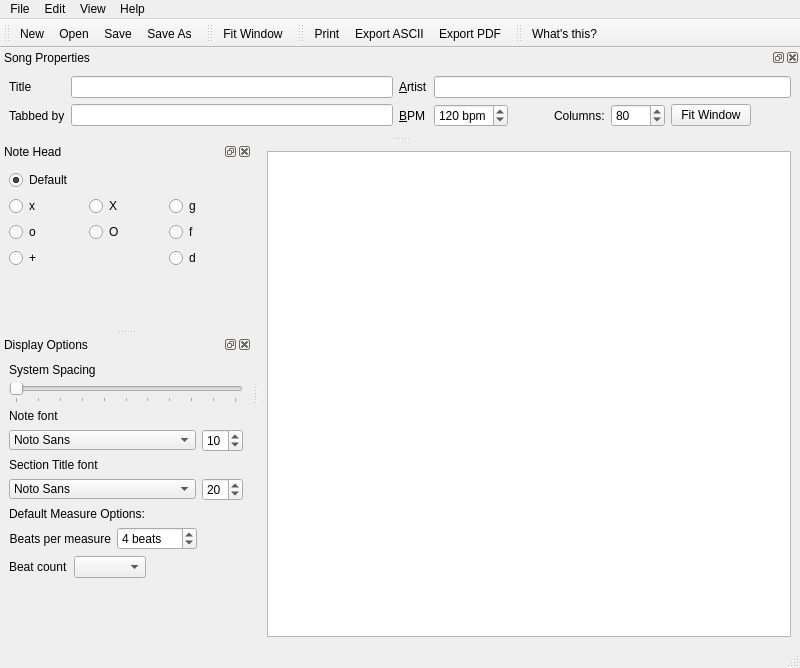
Above: src/GUI/drumburp.ui from Whatang/DrumBurp before the change. Below: the same form after it.
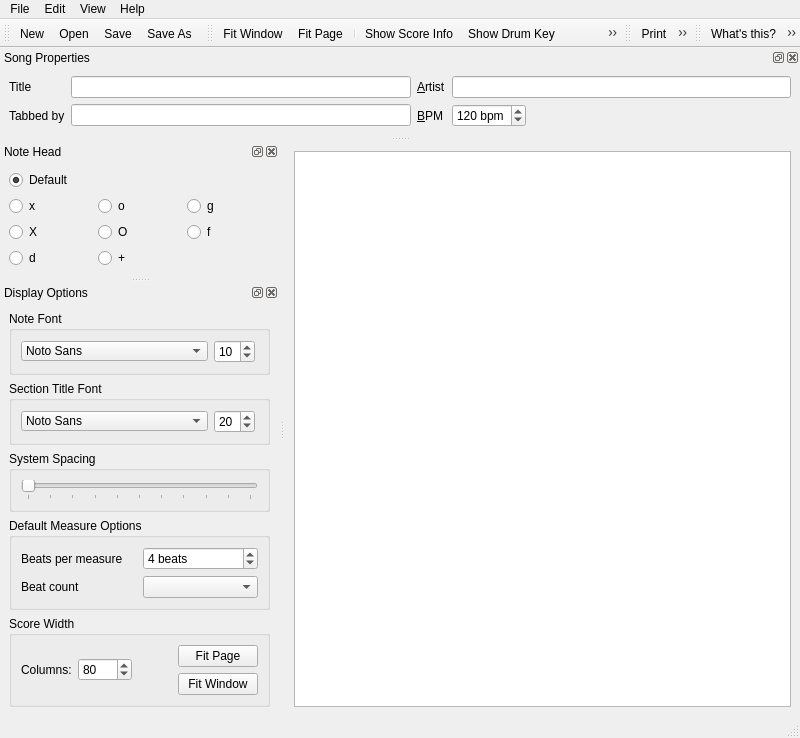
That is the form after the change. Icons and pictures are not drawn. Custom widgets are drawn as their Qt base class.

Commit message: Added toggle actions & icons to GUI. Made note size affect display spacing.

What changed in the file:
```diff
--- a/src/GUI/drumburp.ui
+++ b/src/GUI/drumburp.ui
@@ -115,7 +115,7 @@
     </widget>
     <widget class="QMenu" name="menuShowToolBars">
      <property name="title">
-      <string>Show Tool Bars...</string>
+      <string>Tool Bars...</string>
      </property>
      <addaction name="actionFileToolbarIsVisible"/>
      <addaction name="actionDisplayToolBarIsVisible"/>
@@ -123,6 +123,13 @@
      <addaction name="actionHelpToolBarIsVisible"/>
     </widget>
     <addaction name="actionFitInWindow"/>
+    <addaction name="actionFitPage"/>
+    <addaction name="separator"/>
+    <addaction name="actionShowScoreInfo"/>
+    <addaction name="actionShowDrumKey"/>
+    <addaction name="actionShowEmptyLines"/>
+    <addaction name="actionShowBeatCount"/>
+    <addaction name="separator"/>
     <addaction name="menuShow"/>
     <addaction name="menuShowToolBars"/>
    </widget>
@@ -138,7 +145,7 @@
      <string>Help</string>
     </property>
     <addaction name="actionWhatsThis"/>
-    <addaction name="actionAbout_DrumBurp"/>
+    <addaction name="actionAboutDrumBurp"/>
    </widget>
    <addaction name="menuFile"/>
    <addaction name="menuEdit"/>
@@ -177,6 +184,12 @@
    <addaction name="actionSaveAs"/>
   </widget>
   <widget class="QDockWidget" name="noteHeadDock">
+   <property name="sizePolicy">
+    <sizepolicy hsizetype="MinimumExpanding" vsizetype="Preferred">
+     <horstretch>0</horstretch>
+     <verstretch>0</verstretch>
+    </sizepolicy>
+   </property>
    <property name="toolTip">
     <string>Select the note head</string>
    </property>
@@ -226,22 +239,6 @@
        </property>
       </spacer>
      </item>
-     <item row="3" column="1">
-      <widget class="RadioButtonTeller" name="bigXNoteHeadButton">
-       <property name="toolTip">
-        <string>X note head</string>
-       </property>
-       <property name="statusTip">
-        <string>Use &quot;X&quot; as the note head</string>
-       </property>
-       <property name="text">
-        <string>X</string>
-       </property>
-       <property name="buttonValue" stdset="0">
-        <string>X</string>
-       </property>
-      </widget>
-     </item>
      <item row="3" column="0">
       <widget class="RadioButtonTeller" name="xNoteHeadButton">
        <property name="toolTip">
@@ -274,22 +271,6 @@
        </property>
       </widget>
      </item>
-     <item row="5" column="0">
-      <widget class="RadioButtonTeller" name="oNoteHeadButton">
-       <property name="toolTip">
-        <string>o note head</string>
-       </property>
-       <property name="statusTip">
-        <string>Use &quot;o&quot; as the note head</string>
-       </property>
-       <property name="text">
-        <string>o</string>
-       </property>
-       <property name="buttonValue" stdset="0">
-        <string>o</string>
-       </property>
-      </widget>
-     </item>
      <item row="3" column="2">
       <widget class="RadioButtonTeller" name="gNoteHeadButton">
        <property name="toolTip">
@@ -313,7 +294,39 @@
        </property>
       </widget>
      </item>
-     <item row="6" column="0">
+     <item row="5" column="0">
+      <widget class="RadioButtonTeller" name="bigXNoteHeadButton">
+       <property name="toolTip">
+        <string>X note head</string>
+       </property>
+       <property name="statusTip">
+        <string>Use &quot;X&quot; as the note head</string>
+       </property>
+       <property name="text">
+        <string>X</string>
+       </property>
+       <property name="buttonValue" stdset="0">
+        <string>X</string>
+       </property>
+      </widget>
+     </item>
+     <item row="3" column="1">
+      <widget class="RadioButtonTeller" name="oNoteHeadButton">
+       <property name="toolTip">
+        <string>o note head</string>
+       </property>
+       <property name="statusTip">
+        <string>Use &quot;o&quot; as the note head</string>
+       </property>
+       <property name="text">
+        <string>o</string>
+       </property>
+       <property name="buttonValue" stdset="0">
+        <string>o</string>
+       </property>
+      </widget>
+     </item>
+     <item row="6" column="1">
       <widget class="RadioButtonTeller" name="plusNoteHeadButton">
        <property name="toolTip">
         <string>+ note head</string>
@@ -329,7 +342,7 @@
        </property>
       </widget>
      </item>
-     <item row="6" column="2">
+     <item row="6" column="0">
       <widget class="RadioButtonTeller" name="dragNoteTeller">
        <property name="text">
         <string>d</string>
@@ -339,310 +352,74 @@
     </layout>
    </widget>
   </widget>
-  <widget class="QDockWidget" name="diplayOptionsDock">
-   <property name="toolTip">
-    <string>Display Options</string>
+  <widget class="QToolBar" name="displayToolBar">
+   <property name="windowTitle">
+    <string>Display</string>
    </property>
-   <property name="statusTip">
-    <string>Options affecting how the Score is displayed</string>
-   </property>
-   <property name="features">
-    <set>QDockWidget::AllDockWidgetFeatures</set>
+   <property name="movable">
+    <bool>true</bool>
    </property>
    <property name="allowedAreas">
-    <set>Qt::LeftDockWidgetArea|Qt::RightDockWidgetArea</set>
+    <set>Qt::TopToolBarArea</set>
    </property>
+   <property name="iconSize">
+    <size>
+     <width>32</width>
+     <height>32</height>
+    </size>
+   </property>
+   <attribute name="toolBarArea">
+    <enum>TopToolBarArea</enum>
+   </attribute>
+   <attribute name="toolBarBreak">
+    <bool>false</bool>
+   </attribute>
+   <addaction name="actionFitInWindow"/>
+   <addaction name="actionFitPage"/>
+   <addaction name="separator"/>
+   <addaction name="actionShowScoreInfo"/>
+   <addaction name="actionShowDrumKey"/>
+   <addaction name="actionShowEmptyLines"/>
+   <addaction name="actionShowBeatCount"/>
+  </widget>
+  <widget class="QToolBar" name="exportToolBar">
    <property name="windowTitle">
-    <string>Display Options</string>
+    <string>Print &amp;&amp; Export</string>
    </property>
-   <attribute name="dockWidgetArea">
-    <number>1</number>
+   <property name="iconSize">
+    <size>
+     <width>32</width>
+     <height>32</height>
+    </size>
+   </property>
+   <attribute name="toolBarArea">
+    <enum>TopToolBarArea</enum>
    </attribute>
-   <widget class="QWidget" name="dockWidgetContents_2">
-    <layout class="QVBoxLayout" name="verticalLayout">
-     <item>
-      <widget class="QLabel" name="label_2">
-       <property name="toolTip">
-        <string/>
-       </property>
-       <property name="statusTip">
-        <string/>
-       </property>
-       <property name="text">
-        <string>System Spacing</string>
-       </property>
-       <property name="buddy">
-        <cstring>lineSpaceSlider</cstring>
-       </property>
-      </widget>
-     </item>
-     <item>
-      <widget class="QSlider" name="lineSpaceSlider">
-       <property name="sizePolicy">
-        <sizepolicy hsizetype="Minimum" vsizetype="Fixed">
-         <horstretch>0</horstretch>
-         <verstretch>0</verstretch>
-        </sizepolicy>
-       </property>
-       <property name="toolTip">
-        <string>Inter-system distance</string>
-       </property>
-       <property name="statusTip">
-        <string>The distance between each system in the Score</string>
-       </property>
-       <property name="maximum">
-        <number>100</number>
-       </property>
-       <property name="tracking">
-        <bool>false</bool>
-       </property>
-       <property name="orientation">
-        <enum>Qt::Horizontal</enum>
-       </property>
-       <property name="tickPosition">
-        <enum>QSlider::TicksBelow</enum>
-       </property>
-      </widget>
-     </item>
-     <item>
-      <widget class="QLabel" name="widthLabel">
-       <property name="text">
-        <string>Note font</string>
-       </property>
-       <property name="buddy">
-        <cstring>fontComboBox</cstring>
-       </property>
-      </widget>
-     </item>
-     <item>
-      <layout class="QHBoxLayout" name="horizontalLayout_5">
-       <item>
-        <widget class="QFontComboBox" name="fontComboBox">
-         <property name="enabled">
-          <bool>true</bool>
-         </property>
-         <property name="sizePolicy">
-          <sizepolicy hsizetype="MinimumExpanding" vsizetype="Fixed">
-           <horstretch>0</horstretch>
-           <verstretch>0</verstretch>
-          </sizepolicy>
-         </property>
-         <property name="minimumSize">
-          <size>
-           <width>100</width>
-           <height>20</height>
-          </size>
-         </property>
-         <property name="maximumSize">
-          <size>
-           <width>187</width>
-           <height>20</height>
-          </size>
-         </property>
-         <property name="statusTip">
-          <string>The font used to display notes in the Score</string>
-         </property>
-         <property name="editable">
-          <bool>false</bool>
-         </property>
-         <property name="maxVisibleItems">
-          <number>20</number>
-         </property>
-         <property name="fontFilters">
-          <set>QFontComboBox::ScalableFonts</set>
-         </property>
-         <property name="currentFont">
-          <font>
-           <family>BatangChe</family>
-           <pointsize>10</pointsize>
-          </font>
-         </property>
-        </widget>
-       </item>
-       <item>
-        <widget class="QSpinBox" name="noteSizeSpinBox">
-         <property name="minimum">
-          <number>6</number>
-         </property>
-         <property name="maximum">
-          <number>30</number>
-         </property>
-         <property name="value">
-          <number>10</number>
-         </property>
-        </widget>
-       </item>
-      </layout>
-     </item>
-     <item>
-      <widget class="QLabel" name="label_7">
-       <property name="text">
-        <string>Section Title font</string>
-       </property>
-      </widget>
-     </item>
-     <item>
-      <layout class="QHBoxLayout" name="horizontalLayout_4">
-       <item>
-        <widget class="QFontComboBox" name="sectionFontCombo">
-         <property name="enabled">
-          <bool>true</bool>
-         </property>
-         <property name="sizePolicy">
-          <sizepolicy hsizetype="MinimumExpanding" vsizetype="Fixed">
-           <horstretch>0</horstretch>
-           <verstretch>0</verstretch>
-          </sizepolicy>
-         </property>
-         <property name="minimumSize">
-          <size>
-           <width>100</width>
-           <height>20</height>
-          </size>
-         </property>
-         <property name="maximumSize">
-          <size>
-           <width>187</width>
-           <height>20</height>
-          </size>
-         </property>
-         <property name="statusTip">
-          <string>The font used to display notes in the Score</string>
-         </property>
-         <property name="editable">
-          <bool>false</bool>
-         </property>
-         <property name="maxVisibleItems">
-          <number>20</number>
-         </property>
-         <property name="fontFilters">
-          <set>QFontComboBox::ScalableFonts</set>
-         </property>
-         <property name="currentFont">
-          <font>
-           <family>BatangChe</family>
-           <pointsize>10</pointsize>
-          </font>
-         </property>
-        </widget>
-       </item>
-       <item>
-        <widget class="QSpinBox" name="sectionFontSizeSpinbox">
-         <property name="minimum">
-          <number>8</number>
-         </property>
-         <property name="maximum">
-          <number>48</number>
-         </property>
-         <property name="value">
-          <number>20</number>
-         </property>
-        </widget>
-       </item>
-      </layout>
-     </item>
-     <item>
-      <widget class="QLabel" name="label_6">
-       <property name="text">
-        <string>Default Measure Options:</string>
-       </property>
-      </widget>
-     </item>
-     <item>
-      <layout class="QHBoxLayout" name="horizontalLayout">
-       <item>
-        <widget class="QLabel" name="label_4">
-         <property name="text">
-          <string>Beats per measure</string>
-         </property>
-         <property name="alignment">
-          <set>Qt::AlignRight|Qt::AlignTrailing|Qt::AlignVCenter</set>
-         </property>
-        </widget>
-       </item>
-       <item>
-        <widget class="QSpinBox" name="beatsSpinBox">
-         <property name="toolTip">
-          <string>Default Measure Width</string>
-         </property>
-         <property name="statusTip">
-          <string>The number of ticks in default measures added to the Score</string>
-         </property>
-         <property name="suffix">
-          <string> beats</string>
-         </property>
-         <property name="minimum">
-          <number>1</number>
-         </property>
-         <property name="maximum">
-          <number>256</number>
-         </property>
-         <property name="value">
-          <number>4</number>
-         </property>
-        </widget>
-       </item>
-       <item>
-        <spacer name="horizontalSpacer_2">
-         <property name="orientation">
-          <enum>Qt::Horizontal</enum>
-         </property>
-         <property name="sizeHint" stdset="0">
-          <size>
-           <width>40</width>
-           <height>20</height>
-          </size>
-         </property>
-        </spacer>
-       </item>
-      </layout>
-     </item>
-     <item>
-      <layout class="QHBoxLayout" name="horizontalLayout_3">
-       <item>
-        <widget class="QLabel" name="label_5">
-         <property name="text">
-          <string>Beat count</string>
-         </property>
-        </widget>
-       </item>
-       <item>
-        <widget class="QComboBox" name="beatCountComboBox">
-         <property name="maxCount">
-          <number>20</number>
-         </property>
-        </widget>
-       </item>
-       <item>
-        <spacer name="horizontalSpacer_3">
-         <property name="orientation">
-          <enum>Qt::Horizontal</enum>
-         </property>
-         <property name="sizeHint" stdset="0">
-          <size>
-           <width>0</width>
-           <height>0</height>
-          </size>
-         </property>
-        </spacer>
-       </item>
-      </layout>
-     </item>
-     <item>
-      <spacer name="verticalSpacer_2">
-       <property name="orientation">
-        <enum>Qt::Vertical</enum>
-       </property>
-       <property name="sizeHint" stdset="0">
-        <size>
-         <width>20</width>
-         <height>40</height>
-        </size>
-       </property>
-      </spacer>
-     </item>
-    </layout>
-   </widget>
+   <attribute name="toolBarBreak">
+    <bool>false</bool>
+   </attribute>
+   <addaction name="actionPrint"/>
+   <addaction name="actionExportASCII"/>
+   <addaction name="actionExportPDF"/>
+  </widget>
+  <widget class="QToolBar" name="helpToolBar">
+   <property name="windowTitle">
+    <string>Help</string>
+   </property>
+   <property name="iconSize">
+    <size>
+     <width>32</width>
+     <height>32</height>
+    </size>
+   </property>
+   <attribute name="toolBarArea">
+    <enum>TopToolBarArea</enum>
+   </attribute>
+   <attribute name="toolBarBreak">
+    <bool>false</bool>
+   </attribute>
+   <addaction name="actionWhatsThis"/>
+   <addaction name="actionAboutDrumBurp"/>
   </widget>
   <widget class="QDockWidget" name="songPropertiesDock">
    <property name="toolTip">
@@ -651,6 +428,9 @@
    <property name="statusTip">
     <string>Information about the Score</string>
    </property>
+   <property name="floating">
+    <bool>false</bool>
+   </property>
    <property name="features">
     <set>QDockWidget::AllDockWidgetFeatures</set>
    </property>
@@ -685,122 +465,6 @@
        </property>
       </widget>
      </item>
-     <item row="3" column="2">
-      <widget class="QLabel" name="bpmLabel">
-       <property name="text">
-        <string>&amp;BPM</string>
-       </property>
-       <property name="buddy">
-        <cstring>bpmSpinBox</cstring>
-       </property>
-      </widget>
-     </item>
-     <item row="3" column="3">
-      <layout class="QHBoxLayout" name="horizontalLayout_2">
-       <item>
-        <widget class="QSpinBox" name="bpmSpinBox">
-         <property name="sizePolicy">
-          <sizepolicy hsizetype="Fixed" vsizetype="Fixed">
-           <horstretch>0</horstretch>
-           <verstretch>0</verstretch>
-          </sizepolicy>
-         </property>
-         <property name="toolTip">
-          <string>BPM</string>
-         </property>
-         <property name="statusTip">
-          <string>Beats per minute</string>
-         </property>
-         <property name="frame">
-          <bool>true</bool>
-         </property>
-         <property name="suffix">
-          <string> bpm</string>
-         </property>
-         <property name="maximum">
-          <number>300</number>
-         </property>
-         <property name="value">
-          <number>120</number>
-         </property>
-        </widget>
-       </item>
-       <item>
-        <spacer name="horizontalSpacer">
-         <property name="orientation">
-          <enum>Qt::Horizontal</enum>
-         </property>
-         <property name="sizeHint" stdset="0">
-          <size>
-           <width>40</width>
-           <height>20</height>
-          </size>
-         </property>
-        </spacer>
-       </item>
-       <item>
-        <widget class="QLabel" name="label_3">
-         <property name="text">
-          <string>Columns:</string>
-         </property>
-         <property name="buddy">
-          <cstring>widthSpinBox</cstring>
-         </property>
-        </widget>
-       </item>
-       <item>
-        <widget class="QSpinBox" name="widthSpinBox">
-         <property name="toolTip">
-          <string>Score width</string>
-         </property>
-         <property name="statusTip">
-          <string>The number of columns to display the Score on</string>
-         </property>
-         <property name="minimum">
-          <number>10</number>
-         </property>
-         <property name="maximum">
-          <number>1000</number>
-         </property>
-         <property name="value">
-          <number>80</number>
-         </property>
-        </widget>
-       </item>
-       <item>
-        <widget class="QPushButton" name="fitWindowButton">
-         <property name="sizePolicy">
-          <sizepolicy hsizetype="Fixed" vsizetype="Fixed">
-           <horstretch>0</horstretch>
-           <verstretch>0</verstretch>
-          </sizepolicy>
-         </property>
-         <property name="toolTip">
-          <string>Fit Score In Window</string>
-         </property>
-         <property name="statusTip">
-          <string>Attempt to make the score as wide as possible within the current window.</string>
-         </property>
-         <property name="text">
-          <string>Fit Window</string>
-         </property>
-        </widget>
-       </item>
-       <item>
-        <spacer name="horizontalSpacer_4">
-         <property name="orientation">
-          <enum>Qt::Horizontal</enum>
-         </property>
-         <property name="sizeHint" stdset="0">
-          <size>
-           <width>40</width>
-           <height>20</height>
-          </size>
-         </property>
-        </spacer>
-       </item>
-      </layout>
-     </item>
      <item row="3" column="1">
       <widget class="QLineEdit" name="tabberEdit">
        <property name="toolTip">
@@ -844,52 +508,473 @@
        </property>
       </widget>
      </item>
+     <item row="3" column="2">
+      <widget class="QLabel" name="bpmLabel">
+       <property name="text">
+        <string>&amp;BPM</string>
+       </property>
+       <property name="buddy">
+        <cstring>bpmSpinBox</cstring>
+       </property>
+      </widget>
+     </item>
+     <item row="3" column="3">
+      <layout class="QHBoxLayout" name="horizontalLayout_6">
+       <item>
+        <widget class="QSpinBox" name="bpmSpinBox">
+         <property name="sizePolicy">
+          <sizepolicy hsizetype="Fixed" vsizetype="Fixed">
+           <horstretch>0</horstretch>
+           <verstretch>0</verstretch>
+          </sizepolicy>
+         </property>
+         <property name="toolTip">
+          <string>BPM</string>
+         </property>
+         <property name="statusTip">
+          <string>Beats per minute</string>
+         </property>
+         <property name="frame">
+          <bool>true</bool>
+         </property>
+         <property name="suffix">
+          <string> bpm</string>
+         </property>
+         <property name="maximum">
+          <number>300</number>
+         </property>
+         <property name="value">
+          <number>120</number>
+         </property>
+        </widget>
+       </item>
+       <item>
+        <spacer name="horizontalSpacer">
+         <property name="orientation">
+          <enum>Qt::Horizontal</enum>
+         </property>
+         <property name="sizeHint" stdset="0">
+          <size>
+           <width>40</width>
+           <height>20</height>
+          </size>
+         </property>
+        </spacer>
+       </item>
+      </layout>
+     </item>
     </layout>
    </widget>
   </widget>
-  <widget class="QToolBar" name="displayToolBar">
-   <property name="windowTitle">
-    <string>Display</string>
+  <widget class="QDockWidget" name="diplayOptionsDock">
+   <property name="sizePolicy">
+    <sizepolicy hsizetype="MinimumExpanding" vsizetype="Preferred">
+     <horstretch>0</horstretch>
+     <verstretch>0</verstretch>
+    </sizepolicy>
    </property>
-   <property name="movable">
-    <bool>true</bool>
+   <property name="toolTip">
+    <string>Display Options</string>
+   </property>
+   <property name="statusTip">
+    <string>Options affecting how the Score is displayed</string>
+   </property>
+   <property name="features">
+    <set>QDockWidget::AllDockWidgetFeatures</set>
    </property>
    <property name="allowedAreas">
-    <set>Qt::TopToolBarArea</set>
+    <set>Qt::LeftDockWidgetArea|Qt::RightDockWidgetArea</set>
    </property>
-   <attribute name="toolBarArea">
-    <enum>TopToolBarArea</enum>
-   </attribute>
-   <attribute name="toolBarBreak">
-    <bool>false</bool>
-   </attribute>
-   <addaction name="actionFitInWindow"/>
-  </widget>
-  <widget class="QToolBar" name="exportToolBar">
    <property name="windowTitle">
-    <string>Print &amp;&amp; Export</string>
+    <string>Display Options</string>
    </property>
-   <attribute name="toolBarArea">
-    <enum>TopToolBarArea</enum>
+   <attribute name="dockWidgetArea">
+    <number>1</number>
    </attribute>
-   <attribute name="toolBarBreak">
-    <bool>false</bool>
-   </attribute>
-   <addaction name="actionPrint"/>
-   <addaction name="actionExportASCII"/>
-   <addaction name="actionExportPDF"/>
-  </widget>
-  <widget class="QToolBar" name="helpToolBar">
-   <property name="windowTitle">
-    <string>Help</string>
-   </property>
-   <attribute name="toolBarArea">
-    <enum>TopToolBarArea</enum>
-   </attribute>
-   <attribute name="toolBarBreak">
-    <bool>false</bool>
-   </attribute>
-   <addaction name="actionWhatsThis"/>
+   <widget class="QWidget" name="dockWidgetContents_2">
+    <layout class="QVBoxLayout" name="verticalLayout">
+     <item>
+      <widget class="QGroupBox" name="groupBox_4">
+       <property name="title">
+        <string>Note Font</string>
+       </property>
+       <layout class="QHBoxLayout" name="horizontalLayout_3">
+        <item>
+         <widget class="QFontComboBox" name="fontComboBox">
+          <property name="enabled">
+           <bool>true</bool>
+          </property>
+          <property name="sizePolicy">
+           <sizepolicy hsizetype="MinimumExpanding" vsizetype="Fixed">
+            <horstretch>0</horstretch>
+            <verstretch>0</verstretch>
+           </sizepolicy>
+          </property>
+          <property name="minimumSize">
+           <size>
+            <width>60</width>
+            <height>20</height>
+           </size>
+          </property>
+          <property name="maximumSize">
+           <size>
+            <width>187</width>
+            <height>20</height>
+           </size>
+          </property>
+          <property name="statusTip">
+           <string>The font used to display notes in the Score</string>
+          </property>
+          <property name="editable">
+           <bool>false</bool>
+          </property>
+          <property name="maxVisibleItems">
+           <number>20</number>
+          </property>
+          <property name="fontFilters">
+           <set>QFontComboBox::ScalableFonts</set>
+          </property>
+          <property name="currentFont">
+           <font>
+            <family>BatangChe</family>
+            <pointsize>10</pointsize>
+           </font>
+          </property>
+         </widget>
+        </item>
+        <item>
+         <widget class="QSpinBox" name="noteSizeSpinBox">
+          <property name="statusTip">
+           <string>Size of notes.</string>
+          </property>
+          <property name="minimum">
+           <number>6</number>
+          </property>
+          <property name="maximum">
+           <number>30</number>
+          </property>
+          <property name="value">
+           <number>10</number>
+          </property>
+         </widget>
+        </item>
+        <item>
+         <spacer name="horizontalSpacer_3">
+          <property name="orientation">
+           <enum>Qt::Horizontal</enum>
+          </property>
+          <property name="sizeHint" stdset="0">
+           <size>
+            <width>0</width>
+            <height>20</height>
+           </size>
+          </property>
+         </spacer>
+        </item>
+       </layout>
+      </widget>
+     </item>
+     <item>
+      <widget class="QGroupBox" name="groupBox_5">
+       <property name="title">
+        <string>Section Title Font</string>
+       </property>
+       <layout class="QHBoxLayout" name="horizontalLayout_5">
+        <item>
+         <widget class="QFontComboBox" name="sectionFontCombo">
+          <property name="enabled">
+           <bool>true</bool>
+          </property>
+          <property name="sizePolicy">
+           <sizepolicy hsizetype="MinimumExpanding" vsizetype="Fixed">
+            <horstretch>0</horstretch>
+            <verstretch>0</verstretch>
+           </sizepolicy>
+          </property>
+          <property name="minimumSize">
+           <size>
+            <width>60</width>
+            <height>20</height>
+           </size>
+          </property>
+          <property name="maximumSize">
+           <size>
+            <width>187</width>
+            <height>20</height>
+           </size>
+          </property>
+          <property name="statusTip">
+           <string>The font used to display section titles in the Score</string>
+          </property>
+          <property name="editable">
+           <bool>false</bool>
+          </property>
+          <property name="maxVisibleItems">
+           <number>20</number>
+          </property>
+          <property name="fontFilters">
+           <set>QFontComboBox::ScalableFonts</set>
+          </property>
+          <property name="currentFont">
+           <font>
+            <family>BatangChe</family>
+            <pointsize>10</pointsize>
+           </font>
+          </property>
+         </widget>
+        </item>
+        <item>
+         <widget class="QSpinBox" name="sectionFontSizeSpinbox">
+          <property name="statusTip">
+           <string>Size of section titles.</string>
+          </property>
+          <property name="minimum">
+           <number>8</number>
+          </property>
+          <property name="maximum">
+           <number>48</number>
+          </property>
+          <property name="value">
+           <number>20</number>
+          </property>
+         </widget>
+        </item>
+        <item>
+         <spacer name="horizontalSpacer_4">
+          <property name="orientation">
+           <enum>Qt::Horizontal</enum>
+          </property>
+          <property name="sizeHint" stdset="0">
+           <size>
+            <width>0</width>
+            <height>20</height>
+           </size>
+          </property>
+         </spacer>
+        </item>
+       </layout>
+      </widget>
+     </item>
+     <item>
+      <widget class="QGroupBox" name="groupBox_3">
+       <property name="title">
+        <string>System Spacing</string>
+       </property>
+       <layout class="QHBoxLayout" name="horizontalLayout_2">
+        <item>
+         <widget class="QSlider" name="lineSpaceSlider">
+          <property name="sizePolicy">
+           <sizepolicy hsizetype="Minimum" vsizetype="Fixed">
+            <horstretch>0</horstretch>
+            <verstretch>0</verstretch>
+           </sizepolicy>
+          </property>
+          <property name="toolTip">
+           <string>Inter-system distance</string>
+          </property>
+          <property name="statusTip">
+           <string>The distance between each system in the Score</string>
+          </property>
+          <property name="maximum">
+           <number>100</number>
+          </property>
+          <property name="tracking">
+           <bool>false</bool>
+          </property>
+          <property name="orientation">
+           <enum>Qt::Horizontal</enum>
+          </property>
+          <property name="tickPosition">
+           <enum>QSlider::TicksBelow</enum>
+          </property>
+         </widget>
+        </item>
+       </layout>
+      </widget>
+     </item>
+     <item>
+      <widget class="QGroupBox" name="groupBox">
+       <property name="title">
+        <string>Default Measure Options</string>
+       </property>
+       <layout class="QGridLayout" name="gridLayout_4">
+        <item row="0" column="0">
+         <widget class="QLabel" name="label_4">
+          <property name="text">
+           <string>Beats per measure</string>
+          </property>
+          <property name="alignment">
+           <set>Qt::AlignLeading|Qt::AlignLeft|Qt::AlignVCenter</set>
+          </property>
+         </widget>
+        </item>
+        <item row="0" column="1">
+         <widget class="QSpinBox" name="beatsSpinBox">
+          <property name="toolTip">
+           <string>Default Measure Width</string>
+          </property>
+          <property name="statusTip">
+           <string>The number of ticks in default measures added to the Score</string>
+          </property>
+          <property name="suffix">
+           <string> beats</string>
+          </property>
+          <property name="minimum">
+           <number>1</number>
+          </property>
+          <property name="maximum">
+           <number>256</number>
+          </property>
+          <property name="value">
+           <number>4</number>
+          </property>
+         </widget>
+        </item>
+        <item row="1" column="0">
+         <widget class="QLabel" name="label_5">
+          <property name="text">
+           <string>Beat count</string>
+          </property>
+         </widget>
+        </item>
+        <item row="1" column="1">
+         <widget class="QComboBox" name="beatCountComboBox">
+          <property name="maxCount">
+           <number>20</number>
+          </property>
+         </widget>
+        </item>
+       </layout>
+       <zorder>label_4</zorder>
+       <zorder>label_4</zorder>
+       <zorder>beatsSpinBox</zorder>
+       <zorder>label_5</zorder>
+       <zorder>beatCountComboBox</zorder>
+      </widget>
+     </item>
+     <item>
+      <widget class="QGroupBox" name="groupBox_2">
+       <property name="title">
+        <string>Score Width</string>
+       </property>
+       <layout class="QHBoxLayout" name="horizontalLayout">
+        <item>
+         <widget class="QLabel" name="label_3">
+          <property name="text">
+           <string>Columns:</string>
+          </property>
+          <property name="buddy">
+           <cstring>widthSpinBox</cstring>
+          </property>
+         </widget>
+        </item>
+        <item>
+         <widget class="QSpinBox" name="widthSpinBox">
+          <property name="toolTip">
+           <string>Score width</string>
+          </property>
+          <property name="statusTip">
+           <string>The number of columns to display the Score on</string>
+          </property>
+          <property name="minimum">
+           <number>10</number>
+          </property>
+          <property name="maximum">
+           <number>1000</number>
+          </property>
+          <property name="value">
+           <number>80</number>
+          </property>
+         </widget>
+        </item>
+        <item>
+         <spacer name="horizontalSpacer_5">
+          <property name="orientation">
+           <enum>Qt::Horizontal</enum>
+          </property>
+          <property name="sizeHint" stdset="0">
+           <size>
+            <width>40</width>
+            <height>20</height>
+           </size>
+          </property>
+         </spacer>
+        </item>
+        <item>
+         <layout class="QVBoxLayout" name="verticalLayout_3">
+          <item>
+           <widget class="QPushButton" name="fitPageButton">
+            <property name="toolTip">
+             <string>Fit Score to Page</string>
+            </property>
+            <property name="statusTip">
+             <string>Attempt to make the score as wide as possible within a standard page</string>
+            </property>
+            <property name="text">
+             <string>Fit Page</string>
+            </property>
+            <property name="icon">
+             <iconset resource="DrumBurp.qrc">
+              <normaloff>:/Icons/Icons/fit-page</normaloff>:/Icons/Icons/fit-page</iconset>
+            </property>
+           </widget>
+          </item>
+          <item>
+           <widget class="QPushButton" name="fitWindowButton">
+            <property name="sizePolicy">
+             <sizepolicy hsizetype="Fixed" vsizetype="Fixed">
+              <horstretch>0</horstretch>
+              <verstretch>0</verstretch>
+             </sizepolicy>
+            </property>
+            <property name="toolTip">
+             <string>Fit Score In Window</string>
+            </property>
+            <property name="statusTip">
+             <string>Attempt to make the score as wide as possible within the current window.</string>
+            </property>
+            <property name="text">
+             <string>Fit Window</string>
+            </property>
+            <property name="icon">
+             <iconset resource="DrumBurp.qrc">
+              <normaloff>:/Icons/Icons/video-display.png</normaloff>:/Icons/Icons/video-display.png</iconset>
+            </property>
+           </widget>
+          </item>
+         </layout>
+        </item>
+        <item>
+         <spacer name="horizontalSpacer_2">
+          <property name="orientation">
+           <enum>Qt::Horizontal</enum>
+          </property>
+          <property name="sizeHint" stdset="0">
+           <size>
+            <width>0</width>
+            <height>20</height>
+           </size>
+          </property>
+         </spacer>
+        </item>
+       </layout>
+      </widget>
+     </item>
+     <item>
+      <spacer name="verticalSpacer_2">
+       <property name="orientation">
+        <enum>Qt::Vertical</enum>
+       </property>
+       <property name="sizeHint" stdset="0">
+        <size>
+         <width>20</width>
+         <height>40</height>
+        </size>
+       </property>
+      </spacer>
+     </item>
+    </layout>
+   </widget>
   </widget>
   <action name="actionQuit">
    <property name="icon">
@@ -1051,7 +1136,7 @@
   <action name="actionFitInWindow">
    <property name="icon">
     <iconset resource="DrumBurp.qrc">
-     <normaloff>:/Icons/Icons/format-justify-fill.png</normaloff>:/Icons/Icons/format-justify-fill.png</iconset>
+     <normaloff>:/Icons/Icons/video-display.png</normaloff>:/Icons/Icons/video-display.png</iconset>
    </property>
    <property name="text">
     <string>Fit Window</string>
@@ -1110,6 +1195,10 @@
    </property>
   </action>
   <action name="actionUndo">
+   <property name="icon">
+    <iconset resource="DrumBurp.qrc">
+     <normaloff>:/Icons/Icons/edit-undo.png</normaloff>:/Icons/Icons/edit-undo.png</iconset>
+   </property>
    <property name="text">
     <string>Undo</string>
    </property>
@@ -1121,6 +1210,10 @@
    </property>
   </action>
   <action name="actionRedo">
+   <property name="icon">
+    <iconset resource="DrumBurp.qrc">
+     <normaloff>:/Icons/Icons/edit-redo.png</normaloff>:/Icons/Icons/edit-redo.png</iconset>
+   </property>
    <property name="text">
     <string>Redo</string>
    </property>
@@ -1146,7 +1239,11 @@
     <string>Export this score to a PDF file</string>
    </property>
   </action>
-  <action name="actionAbout_DrumBurp">
+  <action name="actionAboutDrumBurp">
+   <property name="icon">
+    <iconset resource="DrumBurp.qrc">
+     <normaloff>:/Icons/Icons/drumburp.png</normaloff>:/Icons/Icons/drumburp.png</iconset>
+   </property>
    <property name="text">
     <string>About DrumBurp</string>
    </property>
@@ -1173,6 +1270,78 @@
     <string>Change the visibility of the Help Tool Bar</string>
    </property>
   </action>
+  <action name="actionShowEmptyLines">
+   <property name="checkable">
+    <bool>true</bool>
+   </property>
+   <property name="checked">
+    <bool>true</bool>
+   </property>
+   <property name="icon">
+    <iconset resource="DrumBurp.qrc">
+     <normaloff>:/Icons/Icons/format-justify-fill.png</normaloff>:/Icons/Icons/format-justify-fill.png</iconset>
+   </property>
+   <property name="text">
+    <string>Show Empty Lines</string>
+   </property>
+   <property name="statusTip">
+    <string>Show or hide empty lines in the score.</string>
+   </property>
+  </action>
+  <action name="actionShowDrumKey">
+   <property name="checkable">
+    <bool>true</bool>
+   </property>
+   <property name="icon">
+    <iconset resource="DrumBurp.qrc">
+     <normaloff>:/Icons/Icons/1299815323_HAL-9000 Brain Room Key.png</normaloff>:/Icons/Icons/1299815323_HAL-9000 Brain Room Key.png</iconset>
+   </property>
+   <property name="text">
+    <string>Show Drum Key</string>
+   </property>
+   <property name="toolTip">
+    <string>Show Drum Key</string>
+   </property>
+  </action>
+  <action name="actionShowScoreInfo">
+   <property name="checkable">
+    <bool>true</bool>
+   </property>
+   <property name="icon">
+    <iconset resource="DrumBurp.qrc">
+     <normaloff>:/Icons/Icons/applications-multimedia.png</normaloff>:/Icons/Icons/applications-multimedia.png</iconset>
+   </property>
+   <property name="text">
+    <string>Show Score Info</string>
+   </property>
+  </action>
+  <action name="actionShowBeatCount">
+   <property name="checkable">
+    <bool>true</bool>
+   </property>
+   <property name="checked">
+    <bool>true</bool>
+   </property>
+   <property name="icon">
+    <iconset resource="DrumBurp.qrc">
+     <normaloff>:/Icons/Icons/1299814882_Black_Numbered-List.png</normaloff>:/Icons/Icons/1299814882_Black_Numbered-List.png</iconset>
+   </property>
+   <property name="text">
+    <string>Show Beat Count</string>
+   </property>
+  </action>
+  <action name="actionFitPage">
+   <property name="icon">
+    <iconset resource="DrumBurp.qrc">
+     <normaloff>:/Icons/Icons/fit-page</normaloff>:/Icons/Icons/fit-page</iconset>
+   </property>
+   <property name="text">
+    <string>Fit Page...</string>
+   </property>
+   <property name="toolTip">
+    <string>Fit Score to Page</string>
+   </property>
+  </action>
  </widget>
  <customwidgets>
   <customwidget>
```
Left out of the diff: 533 changed lines with no effect on the pictures. The commit also changes 16 other files.
